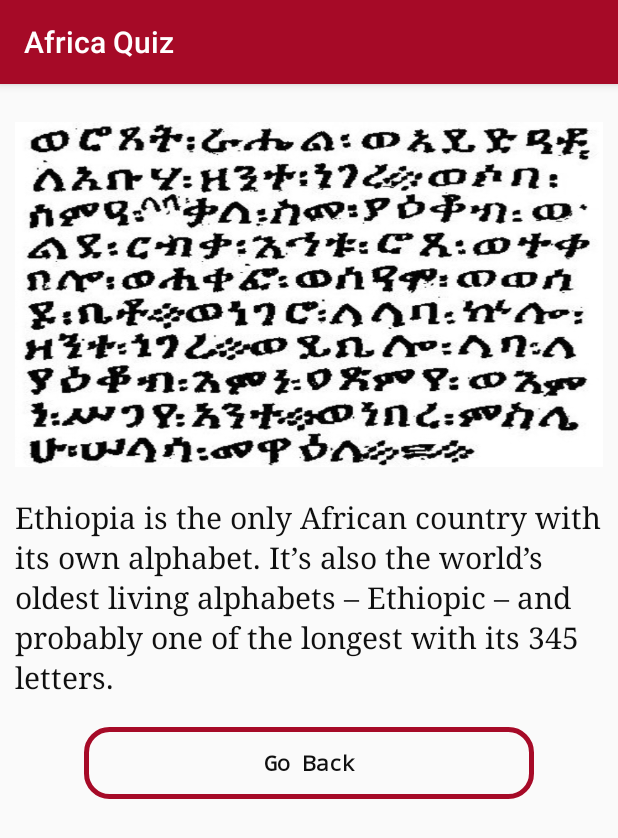
After one commit to wamiikechukwu/Android_Quiz_App, an Android app: the cardViewSeven screen opened directly, with no data from a screen before it, on a phone screen of 412 x 824 dp. The commit adds this screen. Shown: the top 838 px of the screen. Run offline under Robolectric (Android 15) with nearby library versions, the light colour scheme and no system bars; Roboto replaces fonts that are not available here.

Commit message:
added codes for the web view

```diff
--- a/app/src/main/AndroidManifest.xml
+++ b/app/src/main/AndroidManifest.xml
@@ -76,7 +76,8 @@
             android:label="Africa News"
             android:launchMode="singleTask" />
         <activity android:name=".cardViewFive" />
-        <activity android:name=".cardViewSix"></activity>
+        <activity android:name=".cardViewSix" />
+        <activity android:name=".cardViewSeven"></activity>
     </application>
 
 </manifest>
--- /dev/null
+++ b/app/src/main/java/com/quizapp/quizapp/cardViewSeven.java
@@ -0,0 +1,20 @@
+package com.quizapp.quizapp;
+
+import android.content.Intent;
+import android.os.Bundle;
+import android.support.v7.app.AppCompatActivity;
+import android.view.View;
+
+public class cardViewSeven extends AppCompatActivity {
+
+    @Override
+    protected void onCreate(Bundle savedInstanceState) {
+        super.onCreate(savedInstanceState);
+        setContentView(R.layout.activity_card_view_seven);
+    }
+
+    public void goBack(View view) {
+        Intent intent = new Intent(this, didYouKnow.class);
+        startActivity(intent);
+    }
+}
--- a/app/src/main/java/com/quizapp/quizapp/didYouKnow.java
+++ b/app/src/main/java/com/quizapp/quizapp/didYouKnow.java
@@ -46,5 +46,12 @@ public class didYouKnow extends AppCompatActivity {
     }
 
     public void cardViewSix(View view) {
+        Intent intent = new Intent(this, cardViewSix.class);
+        startActivity(intent);
+    }
+
+    public void cardViewSeven(View view) {
+        Intent intent = new Intent(this, cardViewSeven.class);
+        startActivity(intent);
     }
 }
--- /dev/null
+++ b/app/src/main/res/layout/activity_card_view_seven.xml
@@ -0,0 +1,53 @@
+<?xml version="1.0" encoding="utf-8"?>
+<ScrollView xmlns:android="http://schemas.android.com/apk/res/android"
+    xmlns:tools="http://schemas.android.com/tools"
+    android:layout_width="match_parent"
+    android:layout_height="match_parent"
+    tools:context=".cardViewSeven">
+
+    <RelativeLayout
+        android:layout_width="wrap_content"
+        android:layout_height="wrap_content">
+
+        <ImageView
+            android:id="@+id/didyouknow7"
+            android:layout_width="wrap_content"
+            android:layout_height="250dp"
+            android:layout_marginTop="@dimen/cardTopMargin"
+            android:padding="@dimen/cardMargin"
+            android:scaleType="fitXY"
+            android:src="@drawable/didyouknow7" />
+
+        <TextView
+            android:id="@+id/didyouknow"
+            android:layout_width="wrap_content"
+            android:layout_height="wrap_content"
+            android:layout_below="@+id/didyouknow7"
+            android:layout_marginTop="@dimen/cardMargin"
+            android:contextClickable="true"
+            android:lineSpacingExtra="3sp"
+            android:paddingLeft="@dimen/cardMargin"
+            android:paddingRight="@dimen/cardMargin"
+            android:text="@string/content7"
+            android:textColor="#F0000000"
+            android:textIsSelectable="true"
+            android:textSize="20sp"
+            android:textStyle="normal"
+            android:typeface="serif" />
+
+        <Button
+            style="@style/Widget.Button"
+            android:layout_width="wrap_content"
+            android:layout_height="wrap_content"
+            android:layout_below="@id/didyouknow"
+            android:layout_centerHorizontal="true"
+            android:layout_marginBottom="10dp"
+            android:layout_marginTop="20dp"
+            android:onClick="goBack"
+            android:text="@string/go_back"
+            android:textColor="#F0000000"
+            android:textStyle="bold"
+            android:typeface="monospace" />
+    </RelativeLayout>
+
+</ScrollView>
--- a/app/src/main/res/layout/activity_did_you_know.xml
+++ b/app/src/main/res/layout/activity_did_you_know.xml
@@ -364,6 +364,7 @@
             android:focusable="true"
             android:foreground="?android:attr/selectableItemBackground"
             cardView:cardCornerRadius="5dp"
+            android:onClick="cardViewSeven"
             cardView:cardElevation="20dp">
 
             <LinearLayout
--- a/app/src/main/res/values/strings.xml
+++ b/app/src/main/res/values/strings.xml
@@ -64,6 +64,7 @@
     <string name="content4">The world’s biggest frog is found in Equatorial Guinea and Cameroon. Named the Goliath frog, it can grow up to be a foot long and weigh up to 8 lb.</string>
     <string name="content5">The word “Crossword” in Kiswahili, a language spoken mainly by people in eastern and central Africa is “chemshebongo” which, when translated, means “boil brains”. I suppose after trying to do the Sunday New York Times puzzle your head might feel like exploding!</string>
     <string name="content6">The official title of Idi Amin, the Ugandan dictator, was “His Excellency, President for Life, Field Marshal Al Hadji Doctor Idi Amin Dada, VC, DSO, MC, Lord of All the Beasts of the Earth and Fishes of the Seas and Conqueror of the British Empire in Africa in General and Uganda in Particular”.</string>
+    <string name="content7">Ethiopia is the only African country with its own alphabet. It’s also the world’s oldest living alphabets – Ethiopic – and probably one of the longest with its 345 letters.</string>
 
 
     <!-- TODO: Remove or change this placeholder text -->
```
